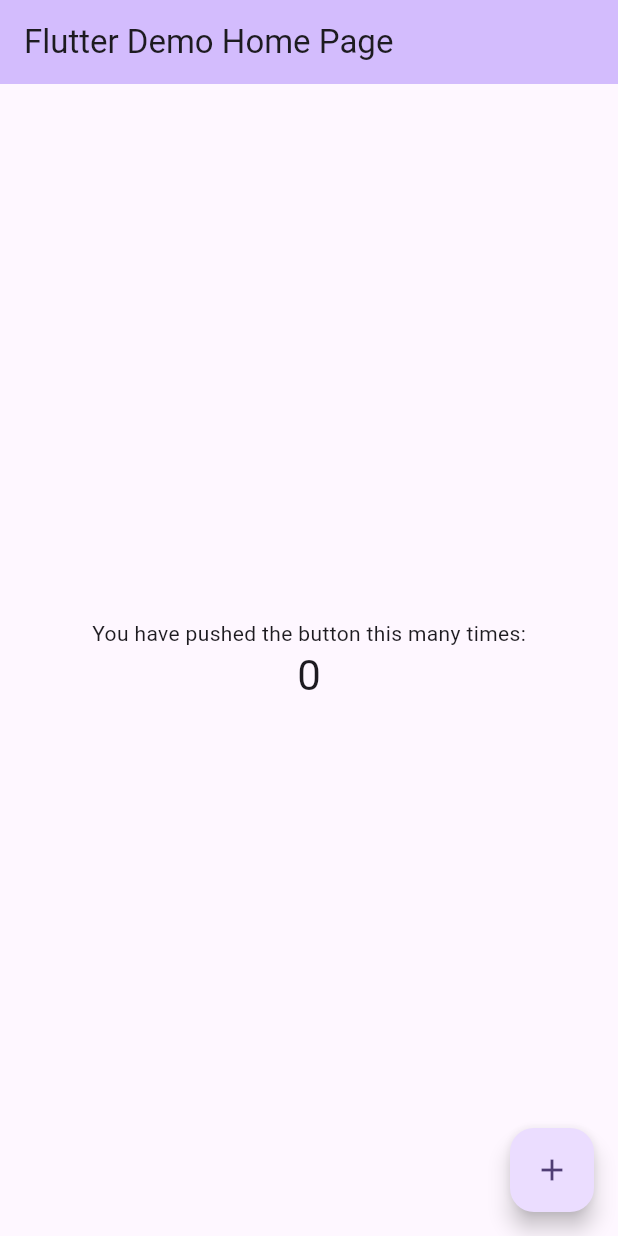
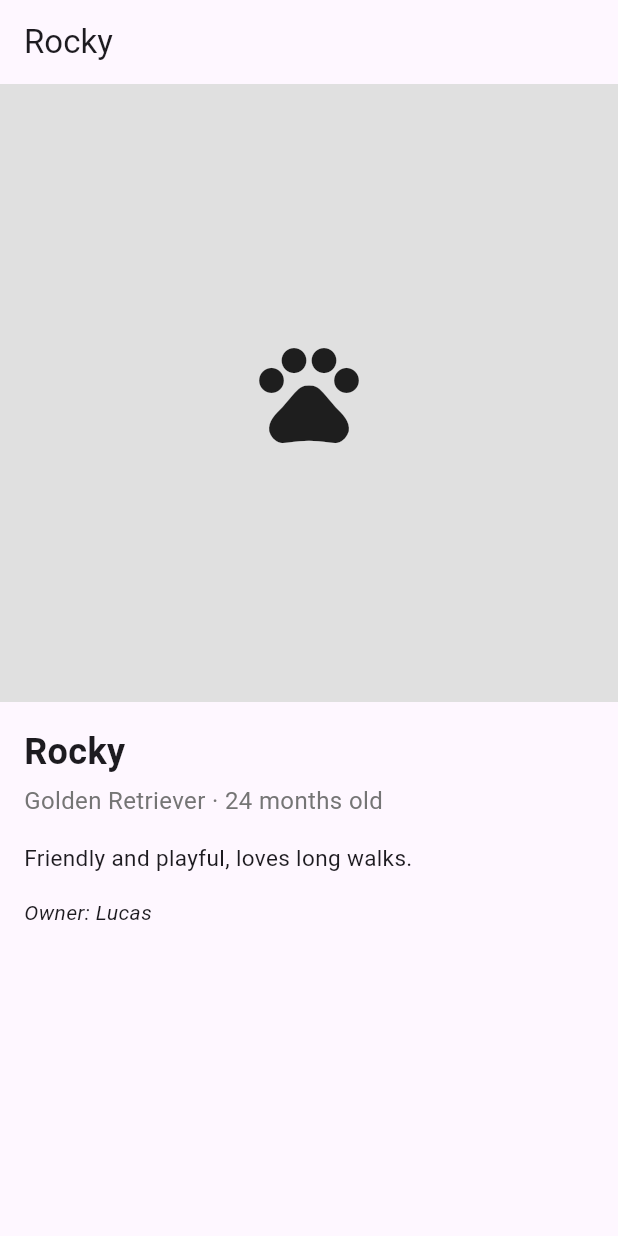
Before and after one commit to lucasmarjua-ui/pawmatch, a Flutter app: the screen it shows after launch, on a phone screen of 412 x 824 dp. Run offline on Flutter 3.47's test engine with Material 3 defaults, Android fonts, the phone set to English and light mode, and no system bars.

Commit message:
Add Dog model and dog profile screen

```diff
--- a/lib/main.dart
+++ b/lib/main.dart
@@ -1,4 +1,6 @@
 import 'package:flutter/material.dart';
+import 'models/dog_model.dart';
+import 'screens/dog_profile_screen.dart';
 
 void main() {
   runApp(const MyApp());
@@ -7,115 +9,24 @@ void main() {
 class MyApp extends StatelessWidget {
   const MyApp({super.key});
 
-  // This widget is the root of your application.
   @override
   Widget build(BuildContext context) {
     return MaterialApp(
-      title: 'Flutter Demo',
+      title: 'PawMatch',
       theme: ThemeData(
-        // This is the theme of your application.
-        //
-        // TRY THIS: Try running your application with "flutter run". You'll see
-        // the application has a purple toolbar. Then, without quitting the app,
-        // try changing the seedColor in the colorScheme below to Colors.green
-        // and then invoke "hot reload" (save your changes or press the "hot
-        // reload" button in a Flutter-supported IDE, or press "r" if you used
-        // the command line to start the app).
-        //
-        // Notice that the counter didn't reset back to zero; the application
-        // state is not lost during the reload. To reset the state, use hot
-        // restart instead.
-        //
-        // This works for code too, not just values: Most code changes can be
-        // tested with just a hot reload.
-        colorScheme: .fromSeed(seedColor: Colors.deepPurple),
+        primarySwatch: Colors.orange,
+        useMaterial3: true,
       ),
-      home: const MyHomePage(title: 'Flutter Demo Home Page'),
-    );
-  }
-}
-
-class MyHomePage extends StatefulWidget {
-  const MyHomePage({super.key, required this.title});
-
-  // This widget is the home page of your application. It is stateful, meaning
-  // that it has a State object (defined below) that contains fields that affect
-  // how it looks.
-
-  // This class is the configuration for the state. It holds the values (in this
-  // case the title) provided by the parent (in this case the App widget) and
-  // used by the build method of the State. Fields in a Widget subclass are
-  // always marked "final".
-
-  final String title;
-
-  @override
-  State<MyHomePage> createState() => _MyHomePageState();
-}
-
-class _MyHomePageState extends State<MyHomePage> {
-  int _counter = 0;
-
-  void _incrementCounter() {
-    setState(() {
-      // This call to setState tells the Flutter framework that something has
-      // changed in this State, which causes it to rerun the build method below
-      // so that the display can reflect the updated values. If we changed
-      // _counter without calling setState(), then the build method would not be
-      // called again, and so nothing would appear to happen.
-      _counter++;
-    });
-  }
-
-  @override
-  Widget build(BuildContext context) {
-    // This method is rerun every time setState is called, for instance as done
-    // by the _incrementCounter method above.
-    //
-    // The Flutter framework has been optimized to make rerunning build methods
-    // fast, so that you can just rebuild anything that needs updating rather
-    // than having to individually change instances of widgets.
-    return Scaffold(
-      appBar: AppBar(
-        // TRY THIS: Try changing the color here to a specific color (to
-        // Colors.amber, perhaps?) and trigger a hot reload to see the AppBar
-        // change color while the other colors stay the same.
-        backgroundColor: Theme.of(context).colorScheme.inversePrimary,
-        // Here we take the value from the MyHomePage object that was created by
-        // the App.build method, and use it to set our appbar title.
-        title: Text(widget.title),
-      ),
-      body: Center(
-        // Center is a layout widget. It takes a single child and positions it
-        // in the middle of the parent.
-        child: Column(
-          // Column is also a layout widget. It takes a list of children and
-          // arranges them vertically. By default, it sizes itself to fit its
-          // children horizontally, and tries to be as tall as its parent.
-          //
-          // Column has various properties to control how it sizes itself and
-          // how it positions its children. Here we use mainAxisAlignment to
-          // center the children vertically; the main axis here is the vertical
-          // axis because Columns are vertical (the cross axis would be
-          // horizontal).
-          //
-          // TRY THIS: Invoke "debug painting" (choose the "Toggle Debug Paint"
-          // action in the IDE, or press "p" in the console), to see the
-          // wireframe for each widget.
-          mainAxisAlignment: .center,
-          children: [
-            const Text('You have pushed the button this many times:'),
-            Text(
-              '$_counter',
-              style: Theme.of(context).textTheme.headlineMedium,
-            ),
-          ],
+      home: DogProfileScreen(
+        dog: Dog(
+          id: '1',
+          name: 'Rocky',
+          breed: 'Golden Retriever',
+          ageInMonths: 24,
+          ownerName: 'Lucas',
+          photoUrl: '',
+          description: 'Friendly and playful, loves long walks.',
         ),
-      ),
-      floatingActionButton: FloatingActionButton(
-        onPressed: _incrementCounter,
-        tooltip: 'Increment',
-        child: const Icon(Icons.add),
       ),
     );
   }
--- /dev/null
+++ b/lib/models/dog_model.dart
@@ -0,0 +1,44 @@
+class Dog {
+  final String id;
+  final String name;
+  final String breed;
+  final int ageInMonths;
+  final String ownerName;
+  final String photoUrl;
+  final String description;
+
+  Dog({
+    required this.id,
+    required this.name,
+    required this.breed,
+    required this.ageInMonths,
+    required this.ownerName,
+    required this.photoUrl,
+    required this.description,
+  });
+
+  // Convierte un documento de Firestore en un objeto Dog
+  factory Dog.fromMap(Map<String, dynamic> map, String documentId) {
+    return Dog(
+      id: documentId,
+      name: map['name'] ?? '',
+      breed: map['breed'] ?? '',
+      ageInMonths: map['ageInMonths'] ?? 0,
+      ownerName: map['ownerName'] ?? '',
+      photoUrl: map['photoUrl'] ?? '',
+      description: map['description'] ?? '',
+    );
+  }
+
+  // Convierte un objeto Dog en un mapa para guardarlo en Firestore
+  Map<String, dynamic> toMap() {
+    return {
+      'name': name,
+      'breed': breed,
+      'ageInMonths': ageInMonths,
+      'ownerName': ownerName,
+      'photoUrl': photoUrl,
+      'description': description,
+    };
+  }
+}
--- /dev/null
+++ b/lib/screens/dog_profile_screen.dart
@@ -0,0 +1,69 @@
+import 'package:flutter/material.dart';
+import '../models/dog_model.dart';
+
+class DogProfileScreen extends StatelessWidget {
+  final Dog dog;
+
+  const DogProfileScreen({super.key, required this.dog});
+
+  @override
+  Widget build(BuildContext context) {
+    return Scaffold(
+      appBar: AppBar(
+        title: Text(dog.name),
+      ),
+      body: SingleChildScrollView(
+        child: Column(
+          crossAxisAlignment: CrossAxisAlignment.start,
+          children: [
+            AspectRatio(
+              aspectRatio: 1,
+              child: dog.photoUrl.isNotEmpty
+                  ? Image.network(dog.photoUrl, fit: BoxFit.cover)
+                  : Container(
+                      color: Colors.grey[300],
+                      child: const Icon(Icons.pets, size: 80),
+                    ),
+            ),
+            Padding(
+              padding: const EdgeInsets.all(16.0),
+              child: Column(
+                crossAxisAlignment: CrossAxisAlignment.start,
+                children: [
+                  Text(
+                    dog.name,
+                    style: const TextStyle(
+                      fontSize: 24,
+                      fontWeight: FontWeight.bold,
+                    ),
+                  ),
+                  const SizedBox(height: 4),
+                  Text(
+                    '${dog.breed} · ${dog.ageInMonths} months old',
+                    style: TextStyle(
+                      fontSize: 16,
+                      color: Colors.grey[600],
+                    ),
+                  ),
+                  const SizedBox(height: 16),
+                  Text(
+                    dog.description,
+                    style: const TextStyle(fontSize: 15),
+                  ),
+                  const SizedBox(height: 16),
+                  Text(
+                    'Owner: ${dog.ownerName}',
+                    style: const TextStyle(
+                      fontSize: 14,
+                      fontStyle: FontStyle.italic,
+                    ),
+                  ),
+                ],
+              ),
+            ),
+          ],
+        ),
+      ),
+    );
+  }
+}
```
